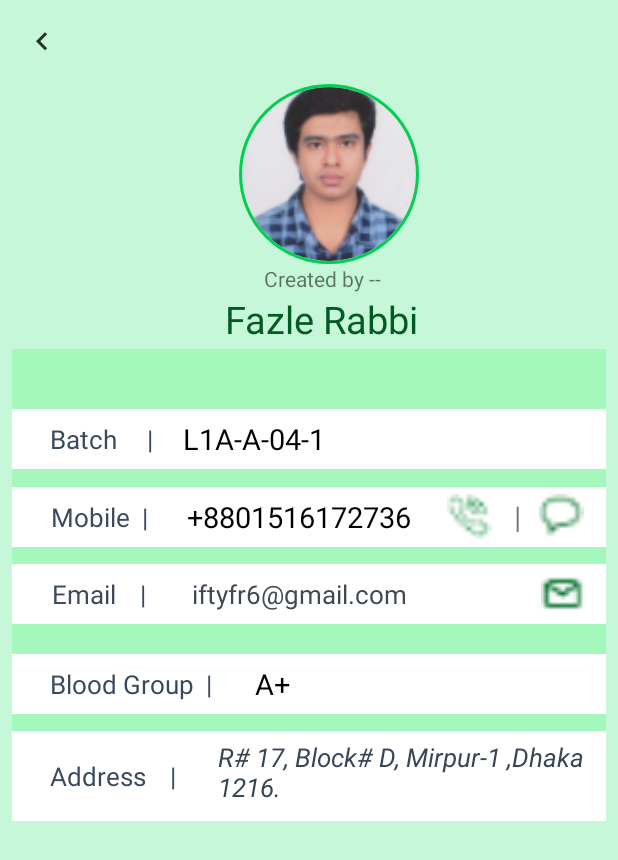
After one commit to iftyfr/My_Notes, an Android app: the CreditActivity screen opened directly, with no data from a screen before it, on a phone screen of 412 x 824 dp. The commit adds this screen. Shown: the top 860 px of the screen. Run offline under Robolectric (Android 15) with nearby library versions, the phone set to English and light mode, and no system bars; our stand-ins replace CircleImageView.

Commit message:
fixed some bugs and implemented new feature

```diff
--- a/app/build.gradle
+++ b/app/build.gradle
@@ -30,4 +30,5 @@ dependencies {
     androidTestImplementation 'com.android.support.test:runner:1.0.2'
     androidTestImplementation 'com.android.support.test.espresso:espresso-core:3.0.2'
     implementation 'com.github.bumptech.glide:glide:4.8.0'
+    implementation 'de.hdodenhof:circleimageview:2.2.0'
 }
--- a/app/src/main/java/com/example/ifty/mynotes/NewNoteActivity.java
+++ b/app/src/main/java/com/example/ifty/mynotes/NewNoteActivity.java
@@ -321,7 +321,7 @@ public class NewNoteActivity extends AppCompatActivity{
     private String saveToInternalStorage(Bitmap bitmap) {
         ContextWrapper contextWrapper = new ContextWrapper(getApplicationContext());
 
-        if (id>0){
+        if (photoPath!=null){
             File fdelete = new File(photoPath);
             if (fdelete.exists()) {
                 if (fdelete.delete()) {
--- /dev/null
+++ b/app/src/main/res/layout/activity_credit.xml
@@ -0,0 +1,264 @@
+<?xml version="1.0" encoding="utf-8"?>
+<android.support.constraint.ConstraintLayout xmlns:android="http://schemas.android.com/apk/res/android"
+    xmlns:app="http://schemas.android.com/apk/res-auto"
+    xmlns:tools="http://schemas.android.com/tools"
+    android:layout_width="match_parent"
+    android:layout_height="match_parent"
+    android:background="#3600eb59"
+    tools:context=".CreditActivity">
+
+    <android.support.v7.widget.Toolbar
+        android:id="@+id/credit_app_bar"
+        android:layout_width="match_parent"
+        android:layout_height="wrap_content"
+        app:layout_constraintEnd_toEndOf="parent"
+        app:layout_constraintStart_toStartOf="parent"
+        app:layout_constraintTop_toTopOf="parent"
+        app:popupTheme="@style/CustomPopupTheme">
+
+    </android.support.v7.widget.Toolbar>
+
+    <de.hdodenhof.circleimageview.CircleImageView xmlns:app="http://schemas.android.com/apk/res-auto"
+        android:id="@+id/profile_image"
+        android:layout_width="120dp"
+        android:layout_height="120dp"
+        android:layout_gravity="center"
+        android:layout_marginStart="8dp"
+        android:layout_marginEnd="8dp"
+        android:src="@drawable/image00"
+
+        app:civ_border_color="#FF02CF50"
+        app:civ_border_width="2dp"
+        app:layout_constraintEnd_toEndOf="parent"
+        app:layout_constraintHorizontal_bias="0.549"
+        app:layout_constraintStart_toStartOf="parent"
+        app:layout_constraintTop_toBottomOf="@+id/credit_app_bar" />
+
+    <TextView
+        android:id="@+id/textView"
+        android:layout_width="wrap_content"
+        android:layout_height="37dp"
+        android:layout_marginStart="8dp"
+        android:layout_marginEnd="8dp"
+        android:text="Fazle Rabbi"
+        android:textColor="#035b24"
+        android:textSize="25sp"
+        app:layout_constraintEnd_toEndOf="parent"
+        app:layout_constraintHorizontal_bias="0.533"
+        app:layout_constraintStart_toStartOf="parent"
+        app:layout_constraintTop_toBottomOf="@+id/textView3" />
+
+    <LinearLayout
+        android:layout_width="match_parent"
+        android:layout_height="0dp"
+        android:layout_marginStart="8dp"
+        android:layout_marginEnd="8dp"
+        android:background="#2901FF2F"
+        android:orientation="vertical"
+        app:layout_constraintEnd_toEndOf="parent"
+        app:layout_constraintHorizontal_bias="1.0"
+        app:layout_constraintStart_toStartOf="parent"
+        app:layout_constraintTop_toBottomOf="@+id/textView">
+
+        <LinearLayout
+            android:layout_width="match_parent"
+            android:layout_height="40dp"
+            android:layout_marginTop="40dp"
+            android:background="#fff"
+            android:orientation="horizontal">
+
+            <TextView
+                android:layout_width="0dp"
+                android:layout_height="match_parent"
+                android:layout_weight="5"
+                android:gravity="center_vertical"
+                android:paddingLeft="25dp"
+                android:text="Batch     |"
+                android:textColor="#3a4a5c"
+                android:textSize="17sp" />
+
+            <TextView
+                android:id="@+id/batchTv"
+                android:layout_width="0dp"
+                android:layout_height="wrap_content"
+                android:layout_gravity="center"
+                android:layout_weight="14"
+                android:paddingLeft="10dp"
+                android:text="L1A-A-04-1"
+                android:textColor="#000000"
+                android:textSize="19sp" />
+
+        </LinearLayout>
+
+        <LinearLayout
+            android:layout_width="match_parent"
+            android:layout_height="40dp"
+            android:layout_marginTop="12dp"
+            android:background="#fff"
+            android:orientation="horizontal">
+
+            <TextView
+                android:layout_width="0dp"
+                android:layout_height="match_parent"
+                android:layout_weight="5"
+                android:gravity="center"
+                android:paddingLeft="10dp"
+                android:text="Mobile  |"
+                android:textColor="#3a4a5c"
+                android:textSize="17sp" />
+
+            <TextView
+                android:id="@+id/mobileNoTv"
+                android:layout_width="0dp"
+                android:layout_height="wrap_content"
+                android:layout_gravity="center"
+                android:layout_weight="8"
+                android:paddingLeft="10dp"
+                android:text="+8801516172736"
+                android:textColor="#000000"
+                android:textSize="19sp" />
+
+            <ImageView
+                android:layout_width="0dp"
+                android:layout_height="30dp"
+                android:layout_gravity="center"
+                android:layout_weight="2.5"
+                android:onClick="callPhone"
+                android:src="@drawable/call" />
+
+            <TextView
+                android:layout_width="0dp"
+                android:layout_height="match_parent"
+                android:layout_weight=".5"
+                android:gravity="center"
+                android:text="|"
+                android:textSize="20sp" />
+
+            <ImageView
+                android:layout_width="0dp"
+                android:layout_height="30dp"
+                android:layout_gravity="center"
+                android:layout_weight="2.5"
+                android:onClick="sendSMS"
+                android:paddingRight="6dp"
+                android:src="@drawable/message" />
+        </LinearLayout>
+
+        <LinearLayout
+            android:layout_width="match_parent"
+            android:layout_height="40dp"
+            android:layout_marginTop="11dp"
+            android:background="#fff"
+            android:orientation="horizontal">
+
+            <TextView
+                android:layout_width="0dp"
+                android:layout_height="match_parent"
+                android:layout_weight="5"
+                android:gravity="center"
+                android:paddingLeft="10dp"
+                android:text="Email    |"
+                android:textColor="#3a4a5c"
+                android:textSize="17sp" />
+
+            <TextView
+                android:id="@+id/emailTv"
+                android:layout_width="0dp"
+                android:layout_height="wrap_content"
+                android:layout_gravity="center"
+                android:layout_weight="11"
+                android:ellipsize="end"
+                android:maxLines="1"
+                android:paddingLeft="13dp"
+                android:text="iftyfr6@gmail.com"
+                android:textColor="#404953"
+                android:textSize="17sp" />
+
+            <ImageView
+                android:layout_width="0dp"
+                android:layout_height="30dp"
+                android:layout_gravity="center"
+                android:layout_weight="2.5"
+                android:onClick="sendEmail"
+                android:paddingRight="3dp"
+                android:src="@drawable/email" />
+        </LinearLayout>
+
+        <LinearLayout
+            android:layout_width="match_parent"
+            android:layout_height="40dp"
+            android:layout_marginTop="20dp"
+            android:background="#fff"
+            android:orientation="horizontal">
+
+            <TextView
+                android:layout_width="0dp"
+                android:layout_height="match_parent"
+                android:layout_weight="5"
+                android:gravity="center_vertical"
+                android:paddingLeft="25dp"
+                android:text="Blood Group  |"
+                android:textColor="#3a4a5c"
+                android:textSize="17sp" />
+
+            <TextView
+                android:id="@+id/bloodGroupTv"
+                android:layout_width="0dp"
+                android:layout_height="wrap_content"
+                android:layout_gravity="center"
+                android:layout_weight="8"
+                android:paddingLeft="10dp"
+                android:text="A+"
+                android:textColor="#000000"
+                android:textSize="19sp" />
+
+        </LinearLayout>
+
+        <LinearLayout
+            android:layout_width="match_parent"
+            android:layout_height="60dp"
+            android:layout_marginTop="11dp"
+            android:background="#fff"
+            android:orientation="horizontal">
+
+            <TextView
+                android:layout_width="0dp"
+                android:layout_height="wrap_content"
+                android:layout_gravity="center_vertical"
+                android:layout_weight="5"
+                android:paddingLeft="25dp"
+                android:text="Address    |"
+                android:textColor="#3a4a5c"
+                android:textSize="17sp" />
+
+            <TextView
+                android:id="@+id/addressTv"
+                android:layout_width="0dp"
+                android:layout_height="match_parent"
+                android:layout_gravity="center"
+                android:layout_weight="10"
+                android:padding="5dp"
+                android:text="R# 17, Block# D, Mirpur-1 ,Dhaka 1216."
+                android:textColor="#384553"
+                android:textSize="17sp"
+                android:textStyle="italic" />
+
+        </LinearLayout>
+
+
+    </LinearLayout>
+
+    <TextView
+        android:id="@+id/textView3"
+        android:layout_width="wrap_content"
+        android:layout_height="wrap_content"
+        android:layout_marginStart="8dp"
+        android:layout_marginEnd="8dp"
+        android:text="Created by --"
+        app:layout_constraintEnd_toEndOf="parent"
+        app:layout_constraintHorizontal_bias="0.528"
+        app:layout_constraintStart_toStartOf="parent"
+        app:layout_constraintTop_toBottomOf="@+id/profile_image" />
+
+
+</android.support.constraint.ConstraintLayout>
--- a/app/src/main/res/layout/activity_main.xml
+++ b/app/src/main/res/layout/activity_main.xml
@@ -13,7 +13,7 @@
         android:layout_height="wrap_content"
         >
         <android.support.v7.widget.Toolbar
-            android:id="@+id/main_app_bar"
+            android:id="@+id/credit_app_bar"
             android:layout_height="wrap_content"
             android:layout_width="match_parent"
             app:popupTheme="@style/CustomPopupTheme"
--- a/app/src/main/res/menu/main_menu.xml
+++ b/app/src/main/res/menu/main_menu.xml
@@ -3,5 +3,7 @@
     xmlns:android="http://schemas.android.com/apk/res/android">
 
     <item android:title="Settings" />
+    <item android:title="App Credit"
+        android:onClick="appCredit"/>
 
 </menu>
--- a/build.gradle
+++ b/build.gradle
@@ -7,7 +7,7 @@ buildscript {
         jcenter()
     }
     dependencies {
-        classpath 'com.android.tools.build:gradle:3.2.0'
+        classpath 'com.android.tools.build:gradle:3.2.1'
 
 
         // NOTE: Do not place your application dependencies here; they belong
```
Also changed, not shown: app/src/main/AndroidManifest.xml (+9 -3 lines), app/src/main/java/com/example/ifty/mynotes/CreditActivity.java (added, +149 -0 lines), app/src/main/java/com/example/ifty/mynotes/MainActivity.java (+14 -9 lines), app/src/main/res/drawable-hdpi/image00.png (added), app/src/main/res/drawable-mdpi/image00.png (added), app/src/main/res/drawable-xhdpi/image00.png (added), app/src/main/res/drawable-xxhdpi/image00.png (added), app/src/main/res/drawable-xxxhdpi/call.png (added), app/src/main/res/drawable-xxxhdpi/email.png (added), app/src/main/res/drawable-xxxhdpi/image00.png (added), app/src/main/res/drawable-xxxhdpi/message.png (added), 1 other file.
